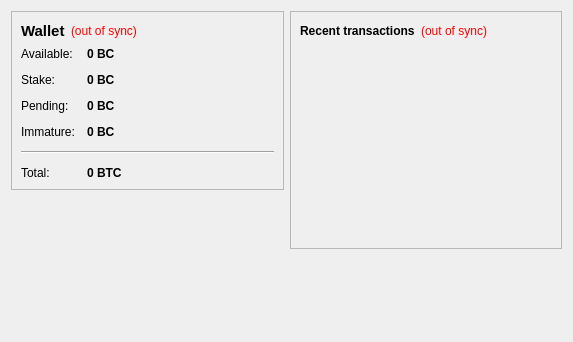
Above: src/qt/forms/overviewpage.ui from neutroncoin/neutron before the change. Below: the same form after it.
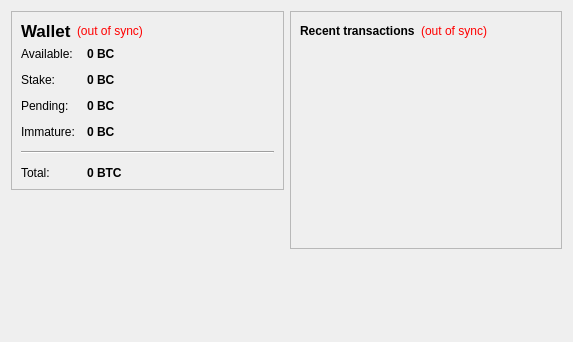
That is the form after the change. Icons and pictures are not drawn.

Patch:
```diff
--- a/src/qt/forms/overviewpage.ui
+++ b/src/qt/forms/overviewpage.ui
@@ -31,7 +31,7 @@
            <widget class="QLabel" name="label_5">
             <property name="font">
              <font>
-              <pointsize>11</pointsize>
+              <pointsize>13</pointsize>
               <weight>75</weight>
               <bold>true</bold>
              </font>
@@ -238,13 +238,37 @@
       </widget>
      </item>
      <item>
+      <spacer name="verticalSpacer">
+       <property name="orientation">
+        <enum>Qt::Vertical</enum>
+       </property>
+       <property name="sizeHint" stdset="0">
+        <size>
+         <width>20</width>
+         <height>40</height>
+        </size>
+       </property>
+      </spacer>
+     </item>
+     <item>
+      <layout class="QHBoxLayout" name="horizontalLayout_3">
+       <item>
       <widget class="QLabel" name="NeutronLogo">
+         <property name="enabled">
+          <bool>true</bool>
+         </property>
        <property name="sizePolicy">
         <sizepolicy hsizetype="Preferred" vsizetype="Preferred">
          <horstretch>0</horstretch>
          <verstretch>0</verstretch>
         </sizepolicy>
        </property>
+         <property name="maximumSize">
+          <size>
+           <width>315</width>
+           <height>225</height>
+          </size>
+         </property>
        <property name="sizeIncrement">
         <size>
          <width>0</width>
@@ -270,9 +294,14 @@
         <set>Qt::AlignCenter</set>
        </property>
        <property name="margin">
-        <number>-2</number>
-       </property>
-      </widget>
+          <number>0</number>
+         </property>
+         <property name="indent">
+          <number>0</number>
+         </property>
+        </widget>
+       </item>
+      </layout>
      </item>
     </layout>
    </item>
```
Left out of the diff: 2 changed lines with no effect on the pictures. Lines whose indentation alone changed are shown as unchanged.
